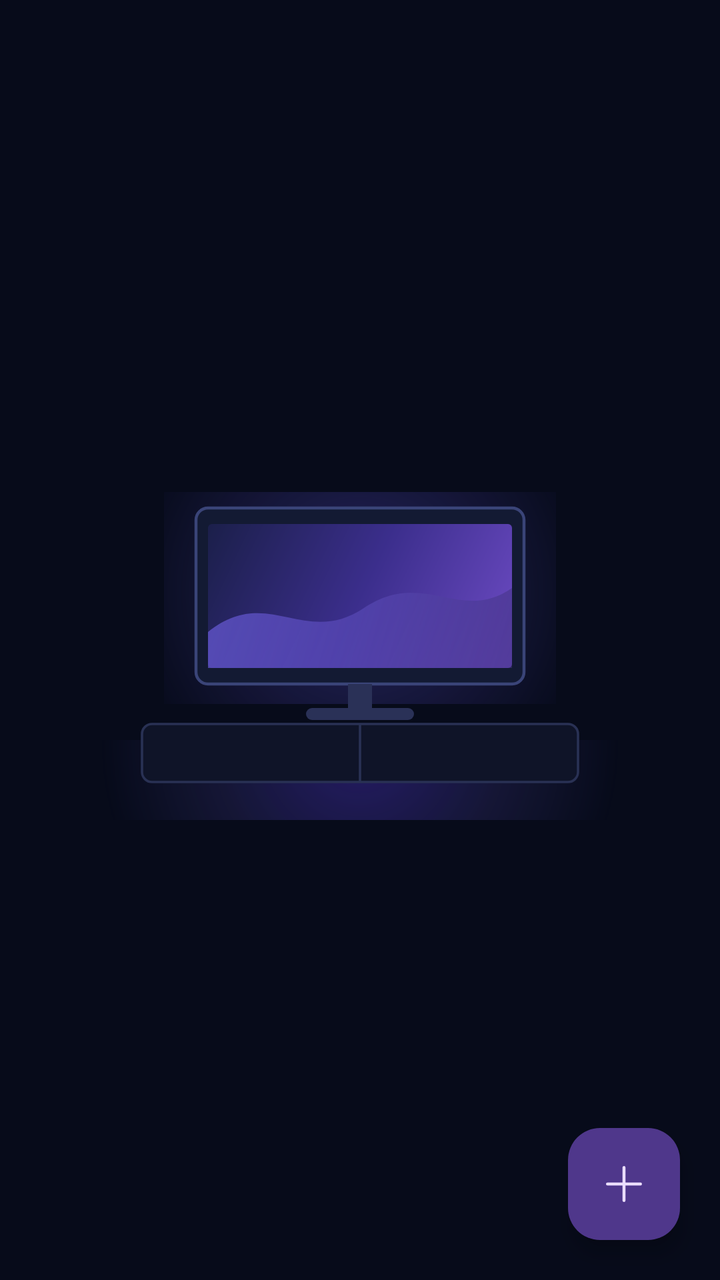
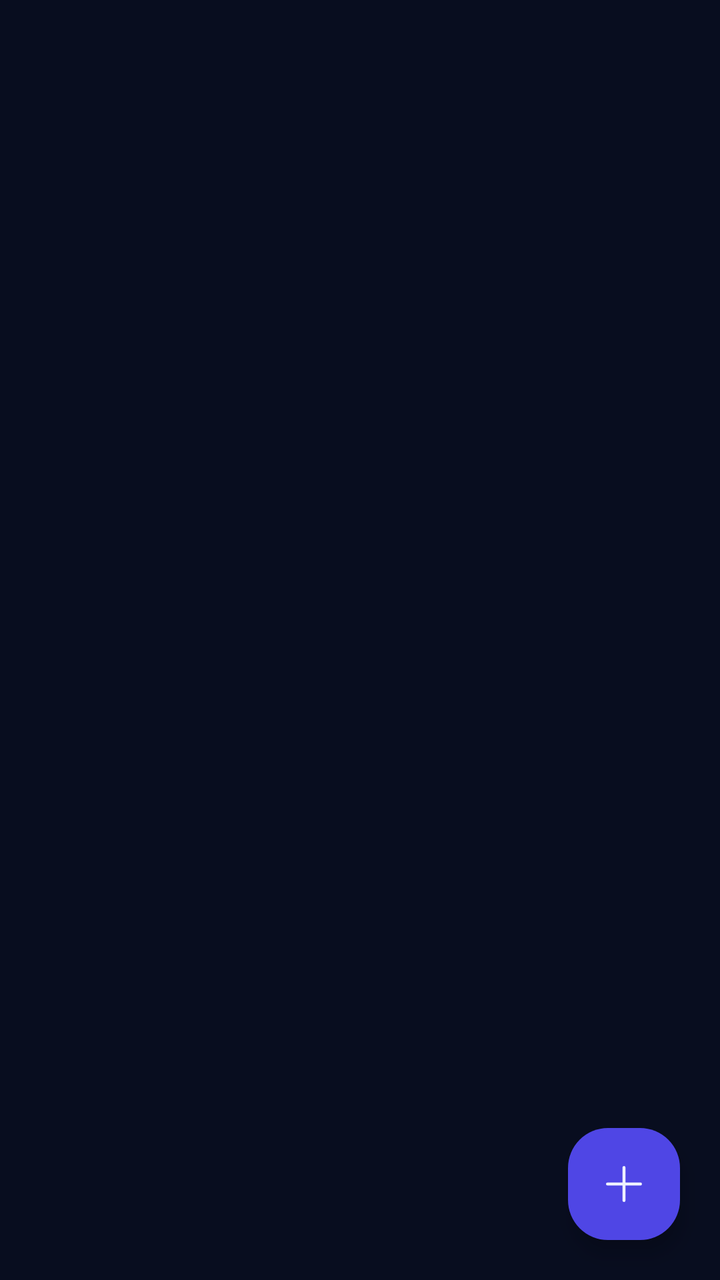

Screens rendered from an Android XML layout before and after an edit, with the pre-edit source and the edit as a unified diff.
<!-- AndroidManifest.xml: application theme Theme.BeamPad -->
<!-- res/layout/fragment_snippets.xml -->
<?xml version="1.0" encoding="utf-8"?>
<FrameLayout xmlns:android="http://schemas.android.com/apk/res/android"
    xmlns:app="http://schemas.android.com/apk/res-auto"
    android:layout_width="match_parent"
    android:layout_height="match_parent">

    <androidx.recyclerview.widget.RecyclerView
        android:id="@+id/list"
        android:layout_width="match_parent"
        android:layout_height="match_parent"
        android:clipToPadding="false"
        android:paddingBottom="88dp" />

    <ImageView
        android:id="@+id/emptyArt"
        android:layout_width="wrap_content"
        android:layout_height="wrap_content"
        android:layout_gravity="center"
        android:maxWidth="300dp"
        android:adjustViewBounds="true"
        android:src="@drawable/il_tv_scene"
        android:contentDescription="@null" />

    <TextView
        android:id="@+id/empty"
        android:layout_width="wrap_content"
        android:layout_height="wrap_content"
        android:layout_gravity="center"
        android:layout_margin="32dp"
        android:gravity="center"
        android:text="@string/snippets_empty"
        android:textAppearance="?attr/textAppearanceBodyMedium"
        android:alpha="0.6"
        android:visibility="gone" />

    <com.google.android.material.floatingactionbutton.FloatingActionButton
        android:id="@+id/add"
        android:layout_width="wrap_content"
        android:layout_height="wrap_content"
        android:layout_gravity="bottom|end"
        android:layout_margin="20dp"
        android:src="@drawable/ic_plus"
        android:contentDescription="@string/snippet_add" />

</FrameLayout>
<!-- resources referenced by this layout -->
<resources>
  <!-- drawable ic_plus (drawable) -->
  <?xml version="1.0" encoding="utf-8"?>
  <vector xmlns:android="http://schemas.android.com/apk/res/android"
      android:width="24dp"
      android:height="24dp"
      android:viewportWidth="256"
      android:viewportHeight="256"
      android:tint="?attr/colorControlNormal">
      <path
          android:fillColor="@android:color/white"
          android:pathData="M224,128a8,8,0,0,1-8,8H136v80a8,8,0,0,1-16,0V136H40a8,8,0,0,1,0-16h80V40a8,8,0,0,1,16,0v80h80A8,8,0,0,1,224,128Z" />
  </vector>
  <!-- drawable il_tv_scene: vector/xml drawable (drawable, 3343 chars, omitted) -->
  <string name="snippet_add">Add snippet</string>
  <string name="snippets_empty">No snippets yet.\n\nSave a wifi password or login and send it to your TV with one tap.</string>
  <style name="Theme.BeamPad" parent="Theme.Material3.Dark.NoActionBar">
          <item name="colorPrimary">@color/bp_accent</item>
          <item name="colorOnPrimary">@color/bp_text</item>
          <item name="colorSurface">@color/bp_surface</item>
          <item name="colorOnSurface">@color/bp_text</item>
          <item name="colorSurfaceVariant">@color/bp_surface_raised</item>
          <item name="colorOnSurfaceVariant">@color/bp_text_dim</item>
          <item name="colorOutline">@color/bp_stroke</item>
          <item name="android:colorBackground">@color/bp_bg</item>
          <item name="android:statusBarColor">@android:color/transparent</item>
          <item name="android:navigationBarColor">@android:color/transparent</item>
          <item name="android:windowLightStatusBar">false</item>
          <item name="android:windowLightNavigationBar">false</item>
      </style>
  <color name="bp_accent">#6D5BF7</color>
  <color name="bp_text">#EEF1FF</color>
  <color name="bp_surface">#0E1428</color>
  <color name="bp_surface_raised">#141C36</color>
  <color name="bp_text_dim">#9BA4CC</color>
  <color name="bp_stroke">#232C52</color>
  <color name="bp_bg">#070B1A</color>
</resources>

<!-- the commit's change to res/layout/fragment_snippets.xml (unified diff, before → after) -->
@@ -9,29 +9,47 @@
         android:layout_width="match_parent"
         android:layout_height="match_parent"
         android:clipToPadding="false"
-        android:paddingBottom="88dp" />
+        android:paddingBottom="96dp" />
 
-    <ImageView
-        android:id="@+id/emptyArt"
-        android:layout_width="wrap_content"
-        android:layout_height="wrap_content"
-        android:layout_gravity="center"
-        android:maxWidth="300dp"
-        android:adjustViewBounds="true"
-        android:src="@drawable/il_tv_scene"
-        android:contentDescription="@null" />
+    
+    <LinearLayout
+        android:id="@+id/empty"
+        android:layout_width="match_parent"
+        android:layout_height="match_parent"
+        android:orientation="vertical"
+        android:visibility="gone">
 
-    <TextView
-        android:id="@+id/empty"
-        android:layout_width="wrap_content"
-        android:layout_height="wrap_content"
-        android:layout_gravity="center"
-        android:layout_margin="32dp"
-        android:gravity="center"
-        android:text="@string/snippets_empty"
-        android:textAppearance="?attr/textAppearanceBodyMedium"
-        android:alpha="0.6"
-        android:visibility="gone" />
+        <Space
+            android:layout_width="match_parent"
+            android:layout_height="0dp"
+            android:layout_weight="72" />
+
+        <TextView
+            android:layout_width="match_parent"
+            android:layout_height="wrap_content"
+            android:gravity="center"
+            android:text="@string/snippets_empty_title"
+            android:textAppearance="?attr/textAppearanceHeadlineSmall"
+            android:textStyle="bold"
+            android:textColor="@color/bp_text" />
+
+        <TextView
+            android:layout_width="match_parent"
+            android:layout_height="wrap_content"
+            android:layout_marginTop="8dp"
+            android:layout_marginStart="32dp"
+            android:layout_marginEnd="32dp"
+            android:gravity="center"
+            android:lineSpacingExtra="3dp"
+            android:text="@string/snippets_empty_body"
+            android:textAppearance="?attr/textAppearanceBodyMedium"
+            android:textColor="@color/bp_text_dim" />
+
+        <Space
+            android:layout_width="match_parent"
+            android:layout_height="0dp"
+            android:layout_weight="28" />
+    </LinearLayout>
 
     <com.google.android.material.floatingactionbutton.FloatingActionButton
         android:id="@+id/add"
@@ -40,6 +58,10 @@
         android:layout_gravity="bottom|end"
         android:layout_margin="20dp"
         android:src="@drawable/ic_plus"
+        app:backgroundTint="@color/bp_accent"
+        app:tint="@color/bp_text"
+        app:fabSize="normal"
+        app:shapeAppearanceOverlay="@style/Shape.Fab.Squircle"
         android:contentDescription="@string/snippet_add" />
 
 </FrameLayout>
<!-- resource entries referenced after the edit -->
@@ -12,9 +12,13 @@
           android:fillColor="@android:color/white"
           android:pathData="M224,128a8,8,0,0,1-8,8H136v80a8,8,0,0,1-16,0V136H40a8,8,0,0,1,0-16h80V40a8,8,0,0,1,16,0v80h80A8,8,0,0,1,224,128Z" />
   </vector>
-  <!-- drawable il_tv_scene: vector/xml drawable (drawable, 3343 chars, omitted) -->
   <string name="snippet_add">Add snippet</string>
-  <string name="snippets_empty">No snippets yet.\n\nSave a wifi password or login and send it to your TV with one tap.</string>
+  <string name="snippets_empty_body">Save a wifi password or login and send it\nto your TV with one tap.</string>
+  <string name="snippets_empty_title">No snippets yet</string>
+  <style name="Shape.Fab.Squircle" parent="">
+          <item name="cornerFamily">rounded</item>
+          <item name="cornerSize">20dp</item>
+      </style>
   <style name="Theme.BeamPad" parent="Theme.Material3.Dark.NoActionBar">
           <item name="colorPrimary">@color/bp_accent</item>
           <item name="colorOnPrimary">@color/bp_text</item>
@@ -29,12 +33,12 @@
           <item name="android:windowLightStatusBar">false</item>
           <item name="android:windowLightNavigationBar">false</item>
       </style>
-  <color name="bp_accent">#6D5BF7</color>
+  <color name="bp_accent">#4F46E5</color>
   <color name="bp_text">#EEF1FF</color>
-  <color name="bp_surface">#0E1428</color>
-  <color name="bp_surface_raised">#141C36</color>
+  <color name="bp_surface">#141B3D</color>
+  <color name="bp_surface_raised">#1B2350</color>
   <color name="bp_text_dim">#9BA4CC</color>
-  <color name="bp_stroke">#232C52</color>
-  <color name="bp_bg">#070B1A</color>
+  <color name="bp_stroke">#3B4190</color>
+  <color name="bp_bg">#080D1F</color>
 </resources>
 
